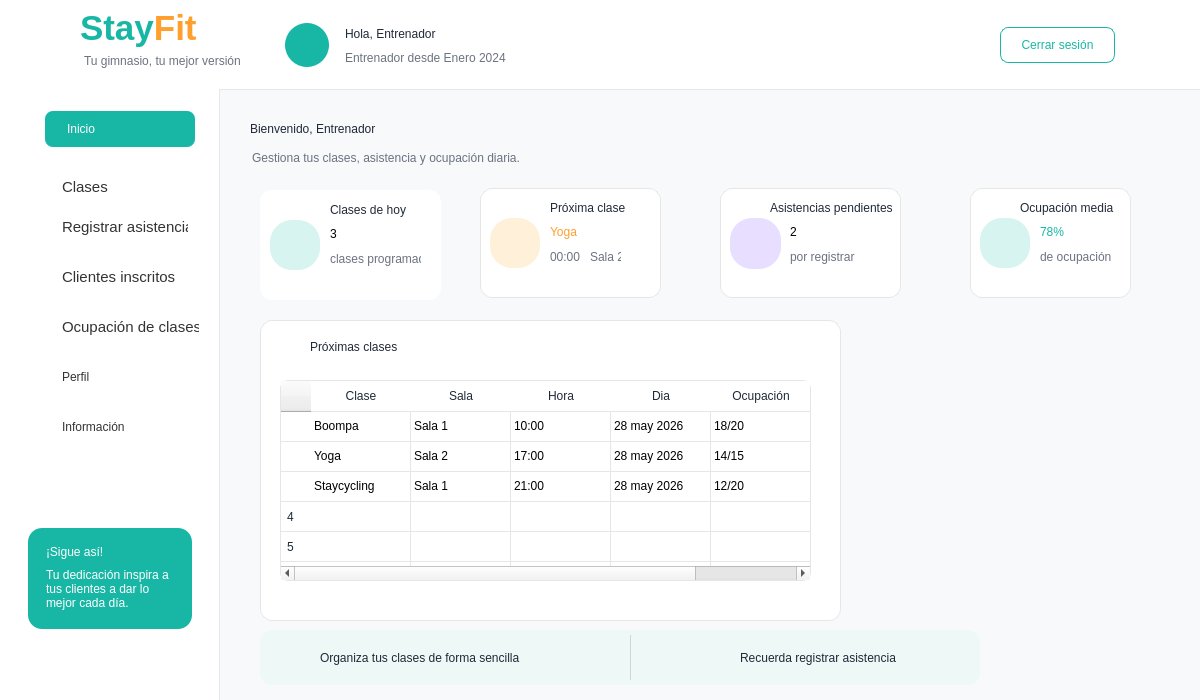
First picture: the form in Proyecto/src/vista/Ui/interfaz_entrenador.ui, repository smonts01/Ingenieria-del-software, before the edit.
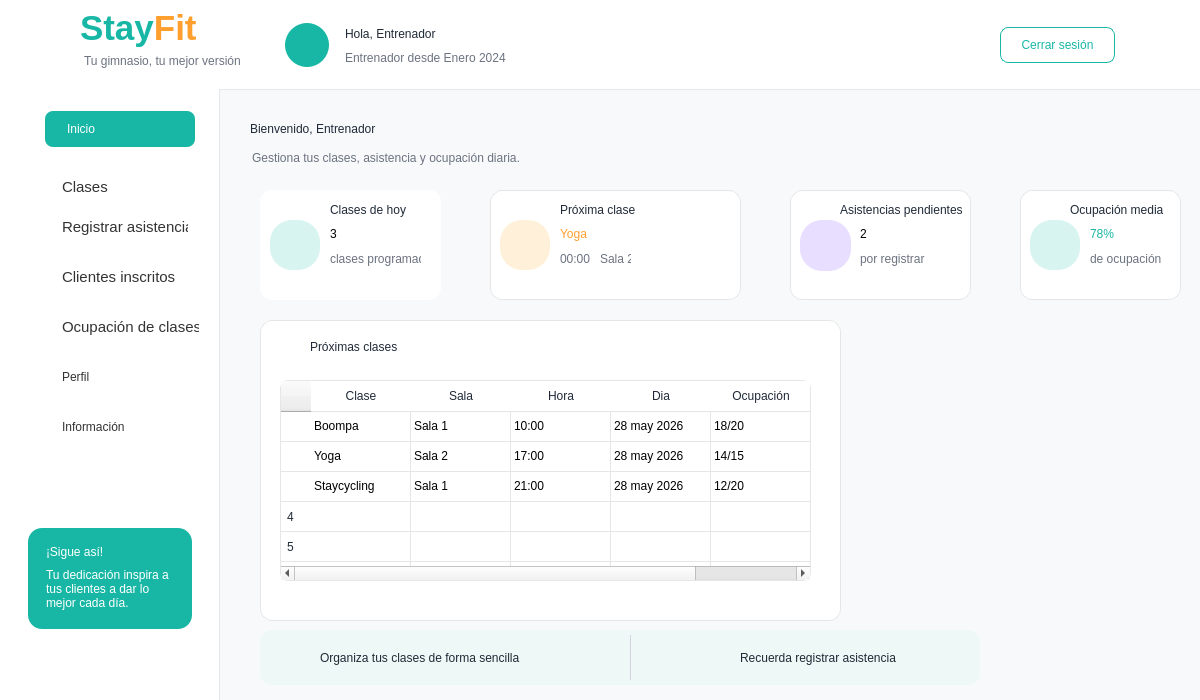
Second picture: the form after the edit. Icons and pictures are not drawn.

Commit message: entrenador controlar logica y ui arreglasdas imagenes

The edit to the form file:
```diff
--- a/Proyecto/src/vista/Ui/interfaz_entrenador.ui
+++ b/Proyecto/src/vista/Ui/interfaz_entrenador.ui
@@ -675,9 +675,9 @@
     <widget class="QFrame" name="card2">
      <property name="geometry">
       <rect>
-       <x>260</x>
-       <y>98</y>
-       <width>181</width>
+       <x>270</x>
+       <y>100</y>
+       <width>251</width>
        <height>110</height>
       </rect>
      </property>
@@ -718,7 +718,7 @@
        <rect>
         <x>70</x>
         <y>30</y>
-        <width>95</width>
+        <width>171</width>
         <height>28</height>
        </rect>
       </property>
@@ -781,8 +781,8 @@
     <widget class="QFrame" name="card3">
      <property name="geometry">
       <rect>
-       <x>500</x>
-       <y>98</y>
+       <x>570</x>
+       <y>100</y>
        <width>181</width>
        <height>110</height>
       </rect>
@@ -871,8 +871,8 @@
     <widget class="QFrame" name="card4">
      <property name="geometry">
       <rect>
-       <x>750</x>
-       <y>98</y>
+       <x>800</x>
+       <y>100</y>
        <width>161</width>
        <height>110</height>
       </rect>
```
Left out of the diff: 14 changed lines with no effect on the pictures. The commit also changes 29 other files.
